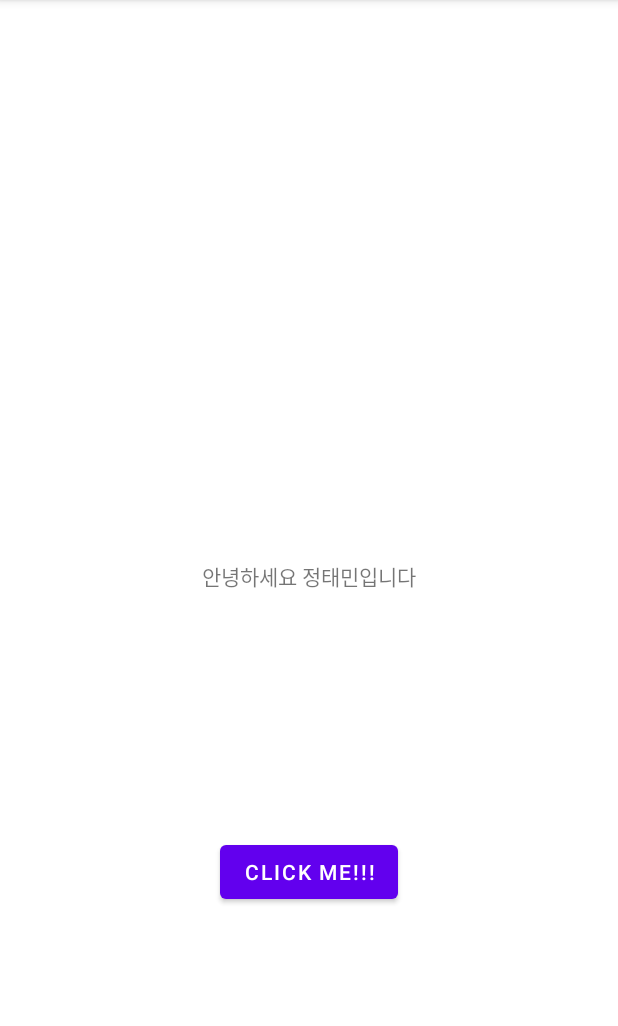
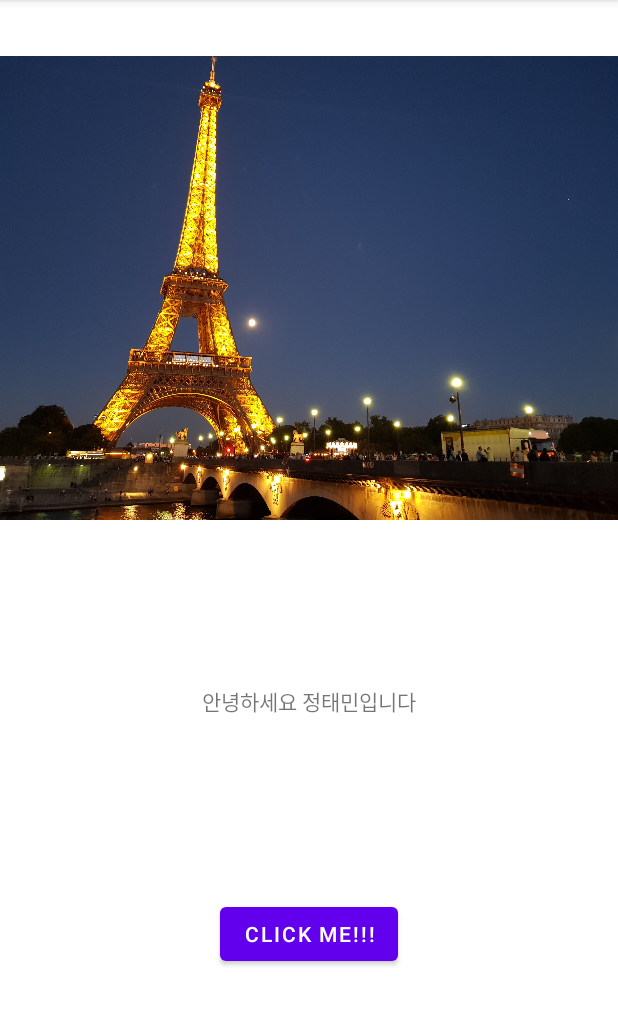
Before and after one commit to hithere1985/HelloWorld, an Android app: the screen it shows after launch (MainActivity), after a tap on "CLICK ME!!!", on a phone screen of 412 x 824 dp, the part 84-1110 px from its top. Run offline under Robolectric (Android 15) with nearby library versions, the phone set to English and light mode, and no system bars.

Commit message:
버튼 클릭해서 이미지 보여주는 기능 추가

```diff
--- a/app/build.gradle
+++ b/app/build.gradle
@@ -25,6 +25,10 @@ android {
         sourceCompatibility JavaVersion.VERSION_1_8
         targetCompatibility JavaVersion.VERSION_1_8
     }
+
+    viewBinding {
+        enabled = true
+    }
 }
 
 dependencies {
--- a/app/src/main/java/com/example/helloworld/MainActivity.java
+++ b/app/src/main/java/com/example/helloworld/MainActivity.java
@@ -6,15 +6,21 @@ import android.os.Bundle;
 import android.view.View;
 import android.widget.Toast;
 
+import com.example.helloworld.databinding.ActivityMainBinding;
 
 public class MainActivity extends AppCompatActivity {
+    private ActivityMainBinding binding;
+
     @Override
     protected void onCreate(Bundle savedInstanceState) {
         super.onCreate(savedInstanceState);
-        setContentView(R.layout.activity_main);
+        binding = ActivityMainBinding.inflate(getLayoutInflater());
+        View view = binding.getRoot();
+        setContentView(view);
     }
 
     public void onClick(View view) {
-        Toast.makeText(this, "안녕하세요 버튼 클릭입니다", Toast.LENGTH_LONG).show();
+        binding.imageView.setImageResource(R.drawable.paris);
+        Toast.makeText(this, "이미지를 보여줍니다", Toast.LENGTH_LONG).show();
     }
 }
--- a/app/src/main/res/layout/activity_main.xml
+++ b/app/src/main/res/layout/activity_main.xml
@@ -6,16 +6,27 @@
     android:layout_height="match_parent"
     tools:context=".MainActivity">
 
+    <ImageView
+        android:id="@+id/imageView"
+        android:layout_width="0dp"
+        android:layout_height="0dp"
+        app:layout_constraintBottom_toBottomOf="parent"
+        app:layout_constraintLeft_toLeftOf="parent"
+        app:layout_constraintRight_toRightOf="parent"
+        app:layout_constraintTop_toTopOf="parent"
+        app:layout_constraintHeight_percent="0.5"
+        app:layout_constraintVertical_bias="0" />
 
     <TextView
         android:id="@+id/textView"
         android:layout_width="wrap_content"
         android:layout_height="wrap_content"
         android:text="안녕하세요 정태민입니다"
+        app:layout_constraintVertical_bias="0.2"
         app:layout_constraintBottom_toBottomOf="parent"
         app:layout_constraintLeft_toLeftOf="parent"
         app:layout_constraintRight_toRightOf="parent"
-        app:layout_constraintTop_toTopOf="parent" />
+        app:layout_constraintTop_toBottomOf="@+id/imageView" />
 
     <Button
         android:layout_width="wrap_content"
```
Also changed, not shown: app/src/main/res/drawable/paris.jpg (added).
